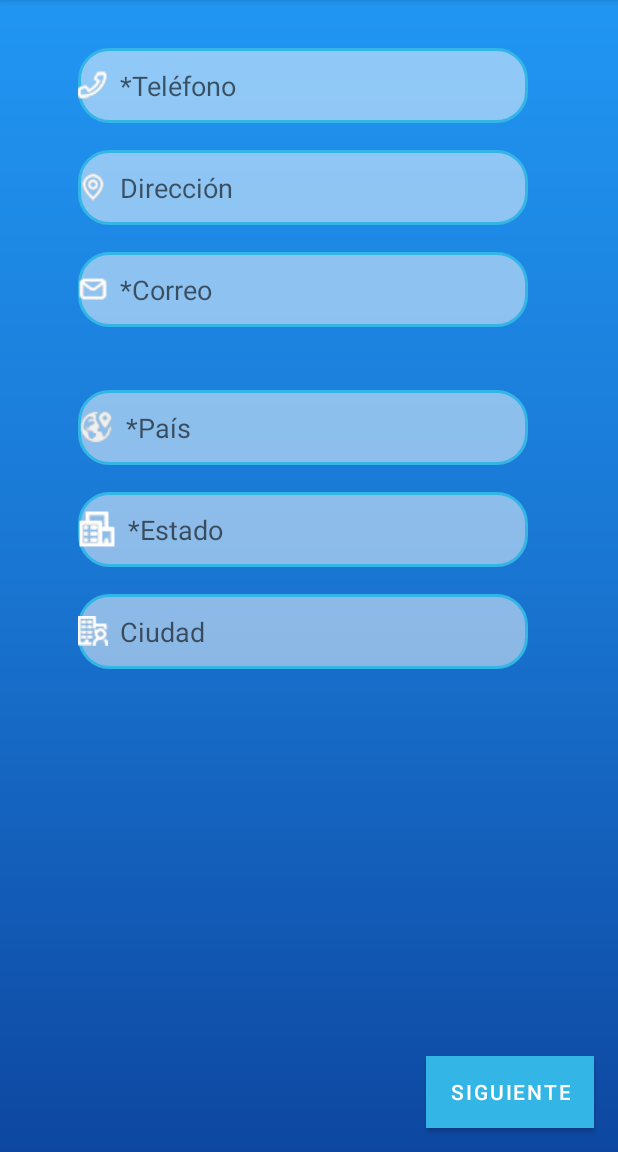
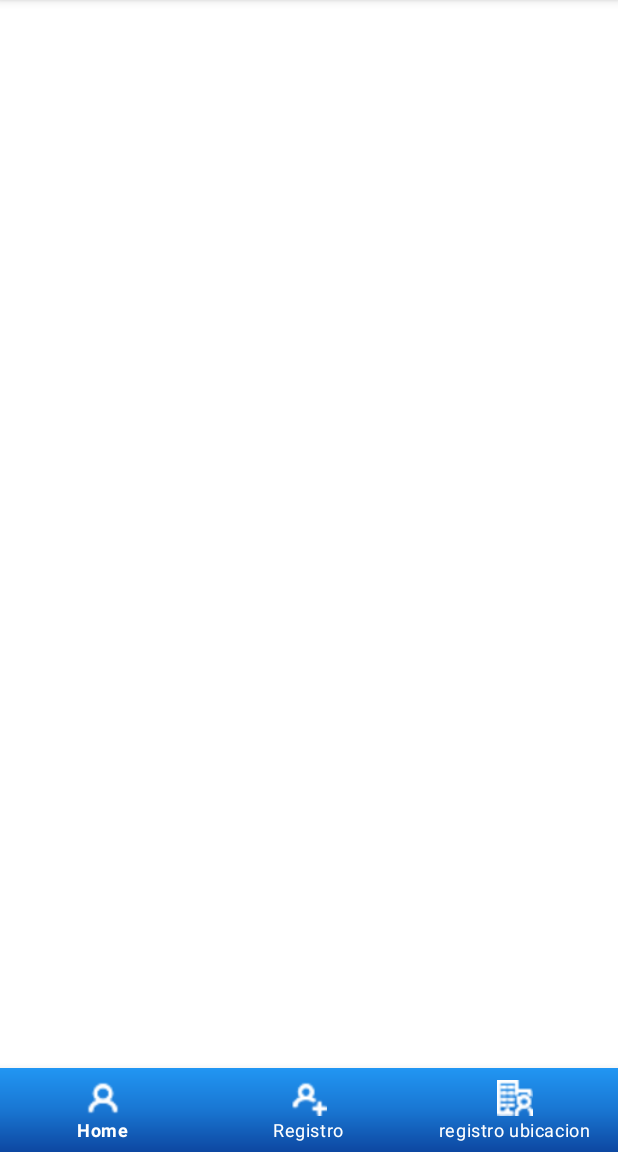
Before and after one commit to JonathanMazoG/Labs20231-Gr01, an Android app: the screen it shows after launch (MainActivity), on a phone screen of 412 x 824 dp, the part 84-1236 px from its top. Run offline under Robolectric (Android 15) with nearby library versions, the phone set to English and light mode, and no system bars.

Commit message:
Menu principal lets goooo!!

```diff
--- a/Lab1-UI/build.gradle
+++ b/Lab1-UI/build.gradle
@@ -45,6 +45,7 @@ dependencies {
     implementation 'com.squareup.retrofit2:retrofit:2.9.0'
     implementation 'com.squareup.retrofit2:converter-gson:2.9.0'
     implementation 'androidx.navigation:navigation-fragment-ktx:2.4.1'
+    implementation 'com.google.android.material:material:1.5.0'
     implementation 'androidx.navigation:navigation-ui-ktx:2.4.1'
     implementation 'com.google.code.gson:gson:2.8.8'
     implementation 'org.json:json:20211205'
--- a/Lab1-UI/src/main/java/co/edu/udea/compumovil/gr01_20231/lab1/MainActivity.kt
+++ b/Lab1-UI/src/main/java/co/edu/udea/compumovil/gr01_20231/lab1/MainActivity.kt
@@ -7,12 +7,34 @@ import java.util.*
 import kotlin.collections.ArrayList
 import androidx.appcompat.app.AppCompatActivity
 import android.os.Bundle
-
+import android.content.Intent
+import com.google.android.material.bottomnavigation.BottomNavigationView
 
 class MainActivity : AppCompatActivity() {
+
     override fun onCreate(savedInstanceState: Bundle?) {
         super.onCreate(savedInstanceState)
-        setContentView(R.layout.contact_data_activity)
+        setContentView(R.layout.activity_main)
+        val bottomNavigation = findViewById<BottomNavigationView>(R.id.bottom_navigation)
 
+        bottomNavigation.setOnNavigationItemSelectedListener { item ->
+            when (item.itemId) {
+                R.id.menu_home -> {
+                    // Acciones cuando se hace clic en el elemento de menú "Inicio"
+                    true
+                }
+                R.id.menu_register -> {
+                    // Acciones cuando se hace clic en el elemento de menú "Registro"
+                    val intent = Intent(this, ContactDataActivity::class.java)
+                    startActivity(intent)
+                    true
+                }
+                R.id.menu_profile -> {
+                    // Acciones cuando se hace clic en el elemento de menú "Perfil"
+                    true
+                }
+                else -> false
+            }
+        }
     }
 }
--- a/Lab1-UI/src/main/res/layout/activity_main.xml
+++ b/Lab1-UI/src/main/res/layout/activity_main.xml
@@ -6,13 +6,17 @@
 android:layout_height="match_parent"
 tools:context=".MainActivity">
 
-    <TextView
-        android:layout_width="wrap_content"
+<!-- Aquí se agregan las vistas de su actividad, incluyendo la vista que se encuentra debajo del BottomNavigationView -->
+
+<com.google.android.material.bottomnavigation.BottomNavigationView
+    android:id="@+id/bottom_navigation"
+    android:layout_width="match_parent"
     android:layout_height="wrap_content"
-        android:text="Hello World!"
-        app:layout_constraintBottom_toBottomOf="parent"
-        app:layout_constraintEnd_toEndOf="parent"
-        app:layout_constraintStart_toStartOf="parent"
-        app:layout_constraintTop_toTopOf="parent" />
+    android:layout_gravity="bottom"
+    android:background="@drawable/gradient_background"
+    app:itemIconTint="#FFFF"
+    app:itemTextColor="#FFF"
+    app:menu="@menu/bottom_navigation_menu"
+    app:layout_constraintBottom_toBottomOf="parent" />
 
 </androidx.constraintlayout.widget.ConstraintLayout>
--- /dev/null
+++ b/Lab1-UI/src/main/res/menu/bottom_navigation_menu.xml
@@ -0,0 +1,15 @@
+<menu xmlns:android="http://schemas.android.com/apk/res/android"
+    xmlns:app="http://schemas.android.com/apk/res-auto">
+    <item
+        android:id="@+id/menu_home"
+        android:icon="@drawable/ic_nombre"
+        android:title="Home" />
+    <item
+        android:id="@+id/menu_register"
+        android:icon="@drawable/ic_apellido"
+        android:title="Registro" />
+    <item
+        android:id="@+id/menu_profile"
+        android:icon="@drawable/ic_ciudad"
+        android:title="registro ubicacion" />
+</menu>
```
Also changed, not shown: 1 other file. Lines whose indentation alone changed are shown as unchanged.
